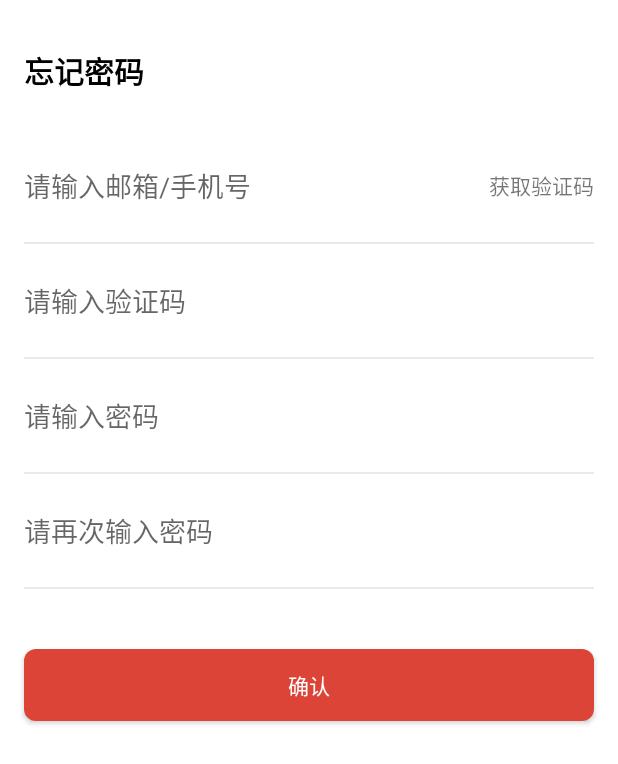
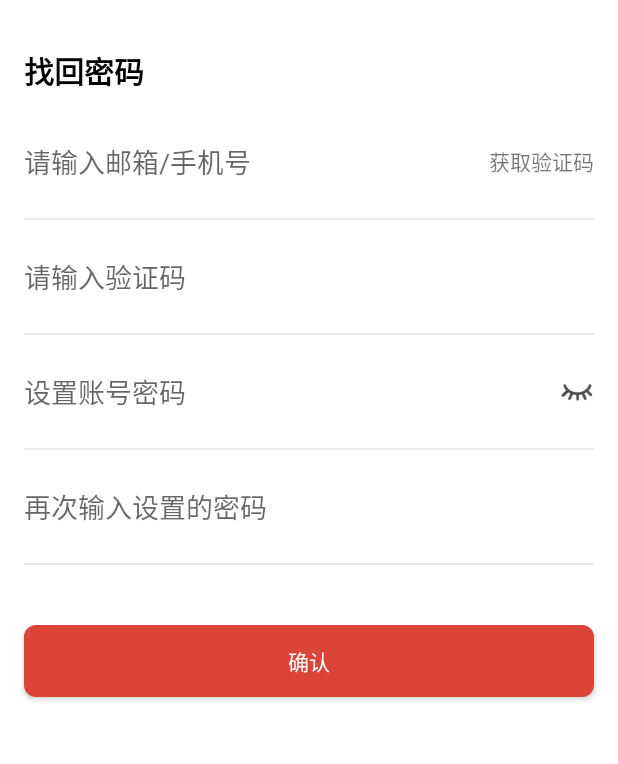
Before and after one commit to mypeekay/shixunzuoye, an Android app: the layout activity_find_pwd.xml on its own in the app's theme, with its tools: preview values and no code run, on a phone screen of 412 x 824 dp. Shown: the top 764 px of the screen. Run offline under Robolectric (Android 15) with nearby library versions, the phone set to English and light mode, and no system bars.

Commit message:
完成忘记密码功能

```diff
--- a/app/src/main/AndroidManifest.xml
+++ b/app/src/main/AndroidManifest.xml
@@ -16,6 +16,7 @@
         android:supportsRtl="true"
         android:theme="@style/AppTheme"
         android:usesCleartextTraffic="true">
+        <activity android:name=".FindPWDActivity"></activity>
         <activity android:name=".PersonalInfoActivity" />
         <activity
             android:name=".AllPicActivity"
@@ -40,9 +41,6 @@
             android:name=".HomeActivity"
             android:screenOrientation="portrait" />
         <activity
-            android:name=".ForgetPassActivity"
-            android:screenOrientation="portrait" />
-        <activity
             android:name=".LoginActivity"
             android:screenOrientation="portrait" />
         <activity
--- a/app/src/main/java/com/peekay/shixun/Fragment/InfoFragment.java
+++ b/app/src/main/java/com/peekay/shixun/Fragment/InfoFragment.java
@@ -17,6 +17,7 @@ import androidx.annotation.Nullable;
 import androidx.fragment.app.Fragment;
 
 import com.peekay.shixun.BookkeepActivity;
+import com.peekay.shixun.FindPWDActivity;
 import com.peekay.shixun.PersonalInfoActivity;
 import com.peekay.shixun.R;
 import com.peekay.shixun.SettingActivity;
--- a/app/src/main/res/layout/activity_forget_pass.xml
+++ b/app/src/main/res/layout/activity_find_pwd.xml
@@ -6,14 +6,14 @@
     android:layout_height="match_parent"
     android:background="#fff"
     android:orientation="vertical"
-    tools:context=".ForgetPassActivity">
-
+    tools:context=".FindPWDActivity">
     <TextView
         android:layout_width="wrap_content"
         android:layout_height="wrap_content"
         android:layout_marginLeft="16dp"
         android:layout_marginTop="32dp"
-        android:text="@string/forgetpass"
+        android:gravity="center_vertical"
+        android:text="@string/findpwd"
         android:textColor="#000"
         android:textSize="20dp"
         android:textStyle="bold" />
@@ -22,20 +22,21 @@
         android:layout_width="match_parent"
         android:layout_height="wrap_content"
         android:layout_marginLeft="16dp"
-        android:layout_marginTop="48dp"
+        android:layout_marginTop="32dp"
         android:layout_marginRight="16dp"
         android:orientation="horizontal">
 
         <EditText
-            android:id="@+id/edit_forget_user"
+            android:id="@+id/edit_user_find"
             android:layout_width="match_parent"
             android:layout_height="wrap_content"
             android:layout_weight="1"
             android:background="#fff"
+            android:inputType="text"
             android:hint="@string/userhint" />
 
         <TextView
-            android:id="@+id/tv_forget_getyzm"
+            android:id="@+id/tv_getyzm_find"
             android:layout_width="wrap_content"
             android:layout_height="match_parent"
             android:gravity="center"
@@ -51,17 +52,58 @@
         android:layout_marginBottom="8dp"
         android:background="#E9E9E9" />
 
-    <EditText
-        android:id="@+id/edit_forget_yzm"
+
+    <LinearLayout
         android:layout_width="match_parent"
         android:layout_height="wrap_content"
         android:layout_marginLeft="16dp"
         android:layout_marginTop="16dp"
         android:layout_marginRight="16dp"
-        android:background="#fff"
-        android:hint="@string/passhint"
-        android:inputType="number" />
+        android:orientation="horizontal">
 
+        <EditText
+            android:id="@+id/edit_pass_find"
+            android:layout_width="match_parent"
+            android:layout_height="wrap_content"
+            android:layout_weight="1"
+            android:background="#fff"
+            android:hint="@string/passhint"
+            android:inputType="number" />
+    </LinearLayout>
+    <View
+        android:layout_width="match_parent"
+        android:layout_height="1dp"
+        android:layout_marginLeft="16dp"
+        android:layout_marginTop="24dp"
+        android:layout_marginRight="16dp"
+        android:layout_marginBottom="8dp"
+        android:background="#E9E9E9" />
+
+    <LinearLayout
+        android:layout_width="match_parent"
+        android:layout_height="wrap_content"
+        android:layout_marginLeft="16dp"
+        android:layout_marginTop="16dp"
+        android:layout_marginRight="16dp"
+        android:orientation="horizontal">
+
+        <EditText
+            android:id="@+id/edit_setpass_find"
+            android:layout_width="match_parent"
+            android:layout_height="wrap_content"
+            android:layout_weight="1"
+            android:background="#fff"
+            android:hint="@string/please_setpwd"
+            android:inputType="textPassword" />
+
+        <ImageView
+            android:id="@+id/image_setpass_find"
+            android:layout_width="24dp"
+            android:layout_height="match_parent"
+            android:layout_gravity="center"
+            android:scaleType="fitCenter"
+            android:src="@drawable/pass" />
+    </LinearLayout>
 
     <View
         android:layout_width="match_parent"
@@ -73,37 +115,15 @@
         android:background="#E9E9E9" />
 
     <EditText
-        android:id="@+id/edit_forget_pass"
+        android:id="@+id/edit_setpassagain_find"
         android:layout_width="match_parent"
         android:layout_height="wrap_content"
         android:layout_marginLeft="16dp"
         android:layout_marginTop="16dp"
         android:layout_marginRight="16dp"
         android:background="#fff"
-        android:hint="@string/inputpass"
-        android:inputType="number" />
-
-
-    <View
-        android:layout_width="match_parent"
-        android:layout_height="1dp"
-        android:layout_marginLeft="16dp"
-        android:layout_marginTop="24dp"
-        android:layout_marginRight="16dp"
-        android:layout_marginBottom="8dp"
-        android:background="#E9E9E9" />
-
-    <EditText
-        android:id="@+id/edit_forget_pass2"
-        android:layout_width="match_parent"
-        android:layout_height="wrap_content"
-        android:layout_marginLeft="16dp"
-        android:layout_marginTop="16dp"
-        android:layout_marginRight="16dp"
-        android:background="#fff"
-        android:hint="@string/inputpass2"
-        android:inputType="number" />
-
+        android:hint="@string/please_input_again"
+        android:inputType="textPassword" />
 
     <View
         android:layout_width="match_parent"
@@ -115,7 +135,7 @@
         android:background="#E9E9E9" />
 
     <Button
-        android:id="@+id/btn_forget"
+        android:id="@+id/btn_sure"
         android:layout_width="match_parent"
         android:layout_height="wrap_content"
         android:layout_marginLeft="16dp"
--- a/app/src/main/res/layout/activity_login.xml
+++ b/app/src/main/res/layout/activity_login.xml
@@ -74,6 +74,7 @@
             android:layout_height="wrap_content"
             android:layout_weight="1"
             android:background="#fff"
+            android:inputType="text"
             android:hint="@string/userhint" />
 
         <TextView
--- a/app/src/main/res/values/strings.xml
+++ b/app/src/main/res/values/strings.xml
@@ -54,4 +54,5 @@
     <string name="touxiang">头像</string>
     <string name="sex">性别</string>
     <string name="birthday">生日</string>
+    <string name="findpwd">找回密码</string>
 </resources>
```
Also changed, not shown: app/src/main/java/com/peekay/shixun/FindPWDActivity.java (added, +154 -0 lines), app/src/main/java/com/peekay/shixun/ForgetPassActivity.java (deleted, +0 -83 lines), app/src/main/java/com/peekay/shixun/LoginActivity.java (+10 -9 lines).
